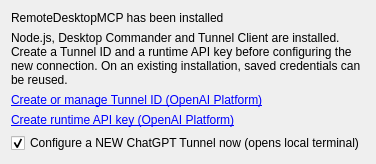
First picture: the form in packaging/assets/configure.ui, repository ThinkerQAQ/remote-desktop-mcp, before the edit.
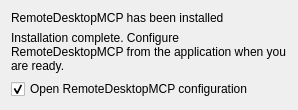
Second picture: the form after the edit.

Commit message: feat: add Windows service and autostart controls to Tunnel GUI

```diff
--- a/packaging/assets/configure.ui
+++ b/packaging/assets/configure.ui
@@ -7,19 +7,11 @@
     <property name="text"><string>RemoteDesktopMCP has been installed</string></property>
    </widget></item>
    <item><widget class="QLabel" name="descriptionLabel">
-    <property name="text"><string>Node.js, Desktop Commander and Tunnel Client are installed. Create a Tunnel ID and a runtime API key before configuring the new connection. On an existing installation, saved credentials can be reused.</string></property>
+    <property name="text"><string>Installation complete. Configure RemoteDesktopMCP from the application when you are ready.</string></property>
     <property name="wordWrap"><bool>true</bool></property>
    </widget></item>
-   <item><widget class="QLabel" name="tunnelHelpLink">
-    <property name="text"><string>&lt;a href="https://platform.openai.com/settings/organization/tunnels"&gt;Create or manage Tunnel ID (OpenAI Platform)&lt;/a&gt;</string></property>
-    <property name="openExternalLinks"><bool>true</bool></property>
-   </widget></item>
-   <item><widget class="QLabel" name="apiKeyHelpLink">
-    <property name="text"><string>&lt;a href="https://platform.openai.com/settings/organization/api-keys"&gt;Create runtime API key (OpenAI Platform)&lt;/a&gt;</string></property>
-    <property name="openExternalLinks"><bool>true</bool></property>
-   </widget></item>
    <item><widget class="QCheckBox" name="configureNowCheckBox">
-    <property name="text"><string>Configure a NEW ChatGPT Tunnel now (opens local terminal)</string></property>
+    <property name="text"><string>Open RemoteDesktopMCP configuration</string></property>
     <property name="checked"><bool>true</bool></property>
    </widget></item>
   </layout>
```
The commit also changes 7 other files.
